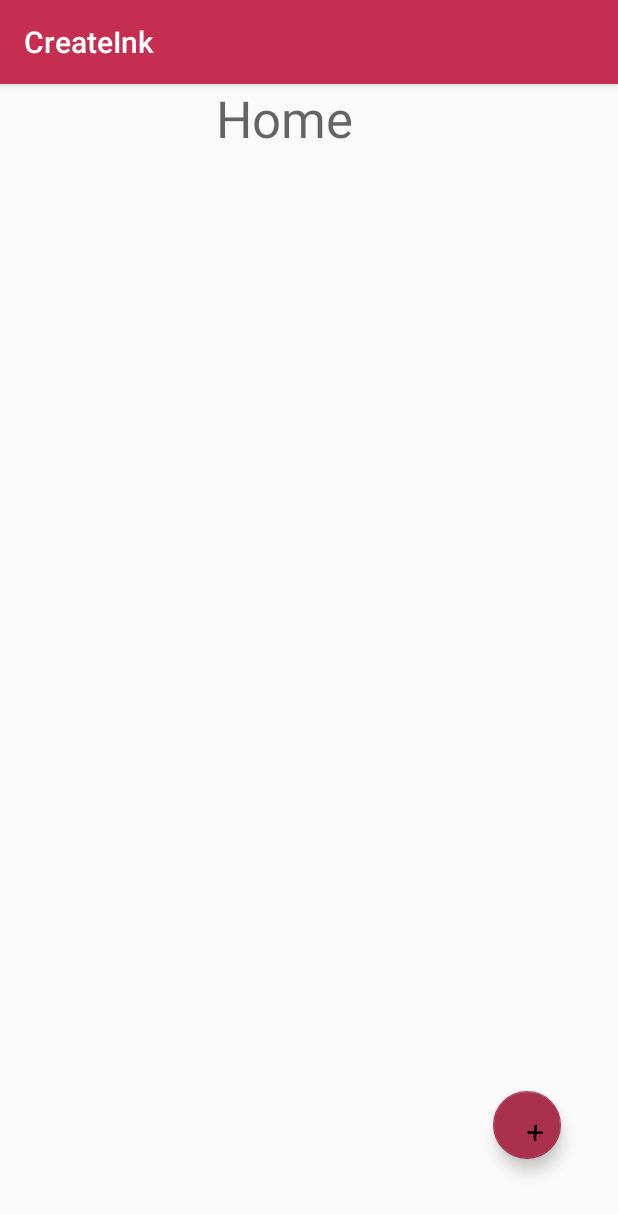
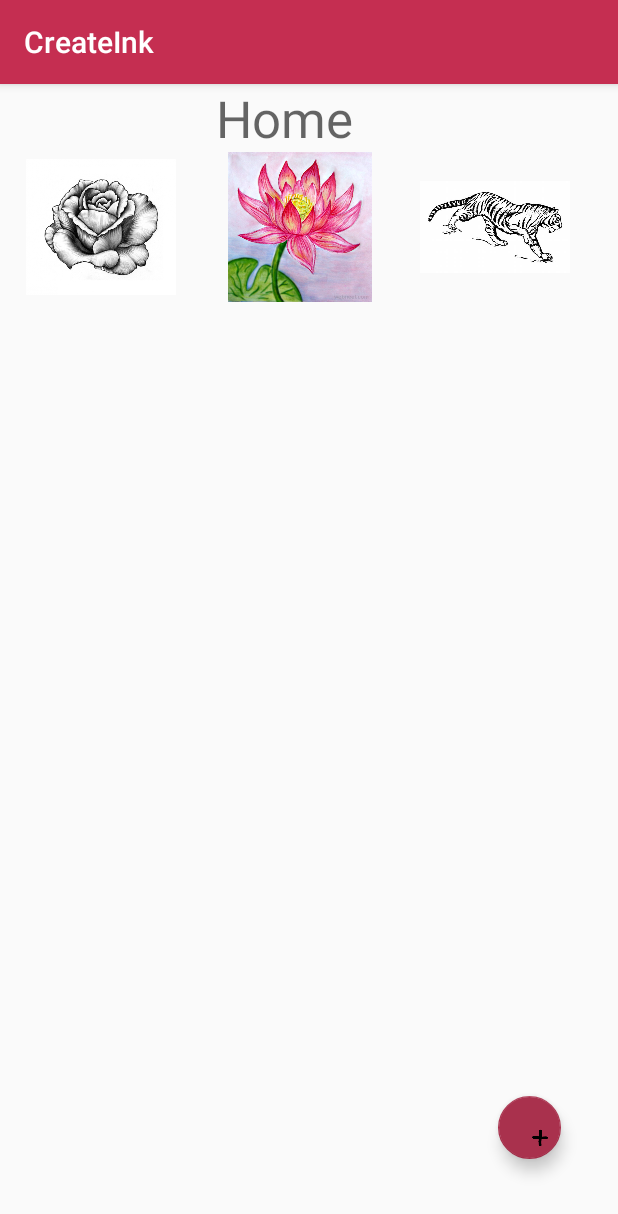
Before and after one commit to rsarwar/SymposiumApp, an Android app: the screen it shows after launch (MainActivity), on a phone screen of 412 x 824 dp. Shown: the top 1214 px of the screen. Run offline under Robolectric (Android 15) with nearby library versions, the phone set to English and light mode, and no system bars.

Commit message:
added images

```diff
--- a/app/src/main/res/layout/activity_main.xml
+++ b/app/src/main/res/layout/activity_main.xml
@@ -32,8 +32,8 @@
 
     <android.support.design.widget.FloatingActionButton
         android:id="@+id/floatingActionButton"
-        android:layout_width="45dp"
-        android:layout_height="47dp"
+        android:layout_width="42dp"
+        android:layout_height="42dp"
         android:layout_alignParentBottom="true"
         android:layout_alignParentEnd="true"
         android:layout_alignParentRight="true"
@@ -45,4 +45,54 @@
         tools:layout_editor_absoluteX="311dp"
         tools:layout_editor_absoluteY="381dp" />
 
+    <Gallery
+        android:id="@+id/gallery"
+        android:layout_width="fill_parent"
+        android:layout_height="fill_parent"
+        android:layout_alignLeft="@+id/img"
+        android:layout_alignParentTop="true"
+        android:layout_alignStart="@+id/img" />
+
+    <ImageView
+        android:id="@+id/img"
+        android:layout_width="100dp"
+        android:layout_height="100dp"
+        android:layout_below="@+id/message"
+        android:layout_marginLeft="17dp"
+        android:layout_marginStart="17dp"
+        android:layout_toEndOf="@+id/navigation"
+        android:layout_toRightOf="@+id/navigation"
+        android:adjustViewBounds="true"
+        android:clickable="true"
+        android:focusable="true"
+        android:src="@drawable/flower1" />
+
+    <ImageView
+        android:id="@+id/img2"
+        android:layout_width="100dp"
+        android:layout_height="100dp"
+        android:layout_below="@+id/message"
+        android:layout_marginLeft="50dp"
+        android:layout_marginStart="150dp"
+        android:layout_toEndOf="@+id/navigation"
+        android:layout_toRightOf="@+id/navigation"
+        android:adjustViewBounds="true"
+        android:clickable="true"
+        android:focusable="true"
+        android:src="@drawable/flower2" />
+
+    <ImageView
+        android:id="@+id/img3"
+        android:layout_width="100dp"
+        android:layout_height="100dp"
+        android:layout_below="@+id/message"
+        android:layout_marginLeft="17dp"
+        android:layout_marginStart="280dp"
+        android:layout_toEndOf="@+id/navigation"
+        android:layout_toRightOf="@+id/navigation"
+        android:adjustViewBounds="true"
+        android:clickable="true"
+        android:focusable="true"
+        android:src="@drawable/tiger" />
+
 </RelativeLayout>
```
Also changed, not shown: 3106 other files.
